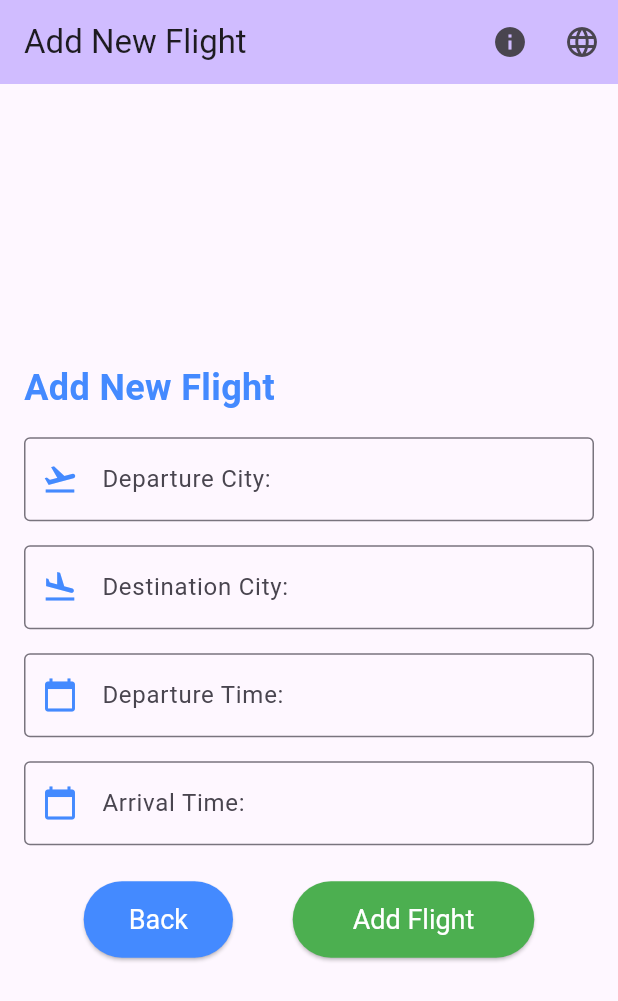
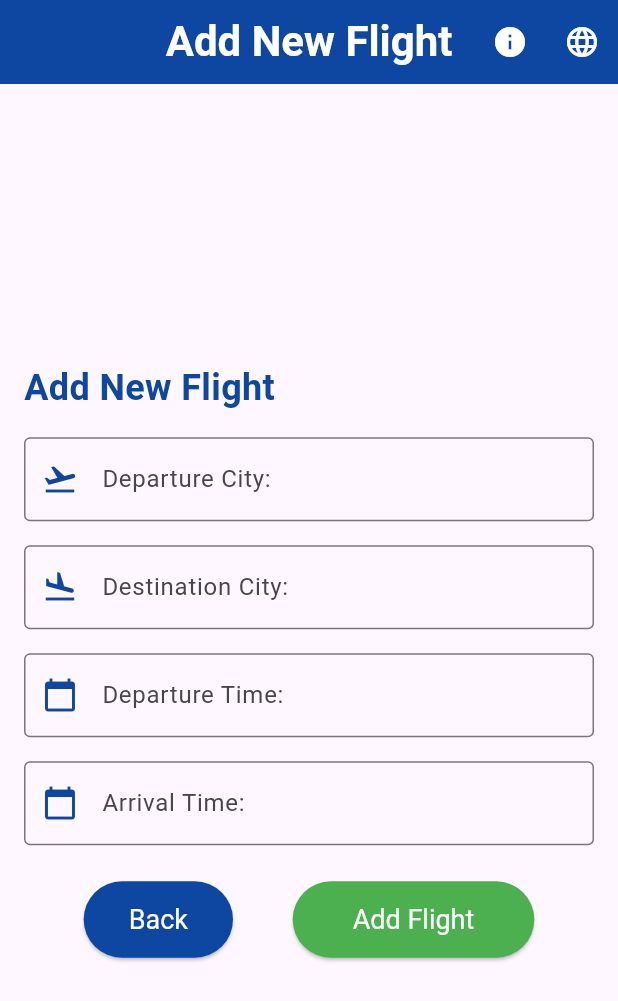
Before and after one commit to andreavisani/flight_manager, a Flutter app: the AddFlight screen opened by its route, on a phone screen of 412 x 824 dp. Shown: the top 1001 px of the screen. Run offline on Flutter 3.47's test engine with Material 3 defaults, Android fonts, the phone set to English and light mode, and no system bars; our stand-ins replace floor, shared_preferences, sqflite; missing offline and left inert: encrypted_shared_preferences; accounts and stored records are empty; generated files the repository leaves out were written again; statements that could not run were skipped.

Commit message:
Improved translations for italian, changed style to flights to match main page

```diff
--- a/lib/AddFlight.dart
+++ b/lib/AddFlight.dart
@@ -76,7 +76,7 @@ class AddFlightState extends State<AddFlight> {
     if ((_controllerDepartureCity.value.text == "" || _controllerDepartureCity.value.text == null) && (_controllerDestinationCity.value.text == "" || _controllerDestinationCity.value.text == null))  {
       return;
     } else {
-      snackBar = SnackBar( content: Text(''), action: SnackBarAction( label:'Clear Saved Data', onPressed: clearLoginData,),duration: Duration(seconds: 5),);
+      snackBar = SnackBar( content: Text(''), action: SnackBarAction( label: AppLocalizations.of(context)!.translate('clear_saved_data')!, onPressed: clearLoginData,),duration: Duration(seconds: 5),);
       ScaffoldMessenger.of(context).showSnackBar(snackBar);
     }
   }
@@ -116,7 +116,7 @@ class AddFlightState extends State<AddFlight> {
       showDialog<String>(
         context: context,
         builder: (BuildContext context) => AlertDialog(
-          title: const Text('Fields are empty'),
+          title: Text(AppLocalizations.of(context)!.translate('empty_fields')!),
           content: Text(message),
           actions: <Widget>[
             TextButton(
@@ -139,17 +139,17 @@ class AddFlightState extends State<AddFlight> {
     bool valid = true;
     bool thereIsDepartureTime = false;
     bool thereIsArrivalTime = false;
-    var message = "Some elements are missing or invalid:\n";
+    var message = AppLocalizations.of(context)!.translate('invalid_elements')! + "\n";
     if (_controllerDepartureCity.value.text == "" || _controllerDepartureCity.value.text == null ){
-      message += "Departure city\n";
+      message += AppLocalizations.of(context)!.translate('departure_city_info')! + "\n";
       valid = false;
     }
     if (_controllerDestinationCity.value.text == "" || _controllerDestinationCity.value.text == null ){
-      message += "Destination city\n";
+      message += AppLocalizations.of(context)!.translate('destination_city_info')! + "\n";
       valid = false;
     }
     if (_dateTimeControllerDeparture.value.text == "" || _dateTimeControllerDeparture.value.text == null ){
-      message += "Departure time\n";
+      message += AppLocalizations.of(context)!.translate('departure_time_info')! + "\n";
 
       valid = false;
     }
@@ -158,7 +158,7 @@ class AddFlightState extends State<AddFlight> {
     }
 
     if (_dateTimeControllerArrival.value.text == "" || _dateTimeControllerArrival.value.text == null ){
-      message += "Arrival time\n";
+      message += AppLocalizations.of(context)!.translate('arrival_time_info')! + "\n";
       thereIsArrivalTime = false;
       valid = false;
     }
@@ -172,7 +172,7 @@ class AddFlightState extends State<AddFlight> {
       DateTime arrivalTime = DateFormat('yyyy-MM-dd HH:mm').parse(_dateTimeControllerArrival.text);
 
       if (arrivalTime.isBefore(departureTime)) {
-        message += "Arrival time cannot be before departure time\n";
+        message += AppLocalizations.of(context)!.translate('arrival_departure')! + "\n";
         valid = false;
       }
     }
@@ -319,11 +319,16 @@ class AddFlightState extends State<AddFlight> {
     return Scaffold(
       appBar: AppBar(
         automaticallyImplyLeading: false,
-        backgroundColor: Theme.of(context).colorScheme.inversePrimary,
-        title: Text(AppLocalizations.of(context)!.translate('add_new_flight')!),
+        backgroundColor: Colors.blue[900],
+        title: Text(AppLocalizations.of(context)!.translate('add_new_flight')!, style: TextStyle(
+          fontSize: 28.0,
+          fontWeight: FontWeight.bold,
+          color: Colors.white,),
+        ),
+        centerTitle: true,
         actions: [
-          IconButton(onPressed: () {showUsageInfo(context);}, icon: Icon(Icons.info)),
-          IconButton(onPressed: () {showLanguageInfo(context);}, icon: Icon(Icons.language)),
+          IconButton(onPressed: () {showUsageInfo(context);}, icon: Icon(Icons.info, color: Colors.white,)),
+          IconButton(onPressed: () {showLanguageInfo(context);}, icon: Icon(Icons.language, color: Colors.white,)),
 
         ],
       ),
@@ -334,7 +339,7 @@ class AddFlightState extends State<AddFlight> {
           mainAxisAlignment: MainAxisAlignment.center,
           children: [
             Text(AppLocalizations.of(context)!.translate('add_new_flight')!,
-              style: TextStyle(fontSize: 24, fontWeight: FontWeight.bold, color: Colors.blueAccent),
+              style: TextStyle(fontSize: 24, fontWeight: FontWeight.bold, color: Colors.blue[900]),
             ),
             SizedBox(height: 16),
             TextField(
@@ -343,7 +348,7 @@ class AddFlightState extends State<AddFlight> {
                 hintText: AppLocalizations.of(context)!.translate('departure_city')!,
                 border: OutlineInputBorder(),
                 labelText: AppLocalizations.of(context)!.translate('departure_city')!,
-                prefixIcon: Icon(Icons.flight_takeoff, color: Colors.blueAccent),
+                prefixIcon: Icon(Icons.flight_takeoff, color: Colors.blue[900]),
               ),
             ),
             SizedBox(height: 16),
@@ -353,7 +358,7 @@ class AddFlightState extends State<AddFlight> {
                 hintText: AppLocalizations.of(context)!.translate('destination_city')!,
                 border: OutlineInputBorder(),
                 labelText: AppLocalizations.of(context)!.translate('destination_city')!,
-                prefixIcon: Icon(Icons.flight_land, color: Colors.blueAccent),
+                prefixIcon: Icon(Icons.flight_land, color: Colors.blue[900]),
               ),
             ),
             SizedBox(height: 16),
@@ -364,7 +369,7 @@ class AddFlightState extends State<AddFlight> {
                 hintText: AppLocalizations.of(context)!.translate('departure_time')!,
                 border: OutlineInputBorder(),
                 labelText: AppLocalizations.of(context)!.translate('departure_time')!,
-                prefixIcon: Icon(Icons.calendar_today, color: Colors.blueAccent),
+                prefixIcon: Icon(Icons.calendar_today, color: Colors.blue[900]),
               ),
               onTap: () => _selectDateTime(context, _dateTimeControllerDeparture),
             ),
@@ -376,7 +381,7 @@ class AddFlightState extends State<AddFlight> {
                 hintText: AppLocalizations.of(context)!.translate('arrival_time')!,
                 border: OutlineInputBorder(),
                 labelText: AppLocalizations.of(context)!.translate('arrival_time')!,
-                prefixIcon: Icon(Icons.calendar_today, color: Colors.blueAccent),
+                prefixIcon: Icon(Icons.calendar_today, color: Colors.blue[900]),
               ),
               onTap: () => _selectDateTime(context, _dateTimeControllerArrival),
             ),
@@ -390,7 +395,7 @@ class AddFlightState extends State<AddFlight> {
                       Navigator.pushNamed(context, '/flights');
                     },
                     style: ElevatedButton.styleFrom(
-                      backgroundColor: Colors.blueAccent, // background color
+                      backgroundColor: Colors.blue[900], // background color
                       padding: EdgeInsets.symmetric(horizontal: 30, vertical: 15),
                       textStyle: TextStyle(fontSize: 18),
                     ),
```
Also changed, not shown: assets/translations/en.json (+9 -1 lines), assets/translations/it.json (+9 -1 lines), lib/FlightsPage.dart (+23 -17 lines).
